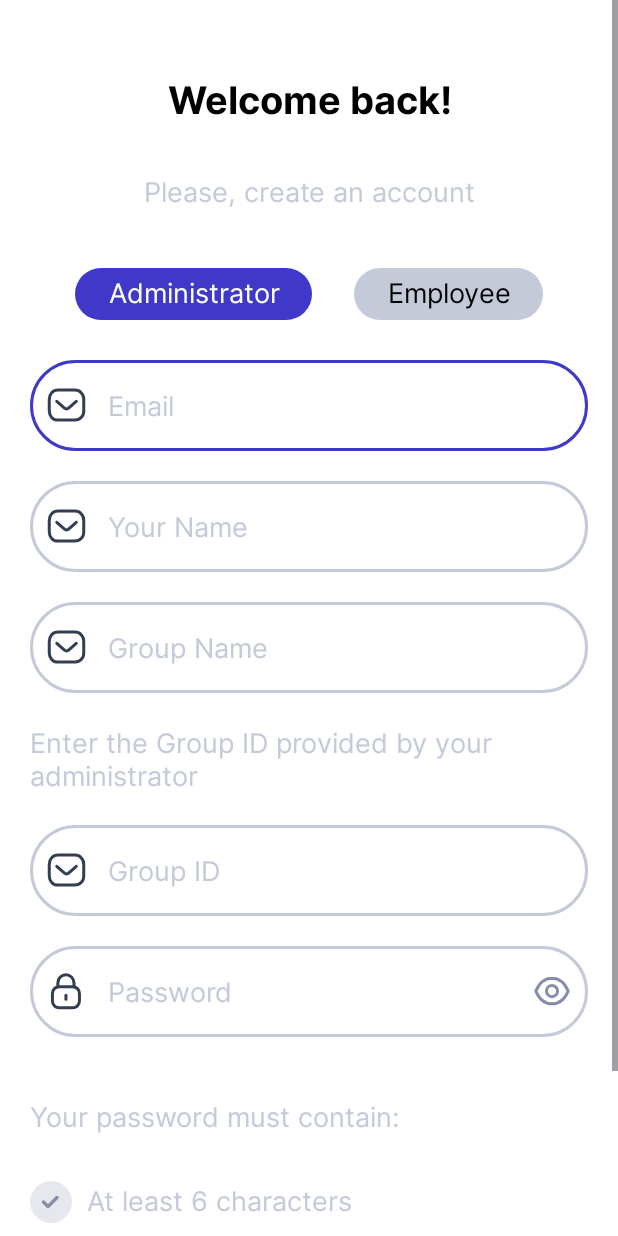
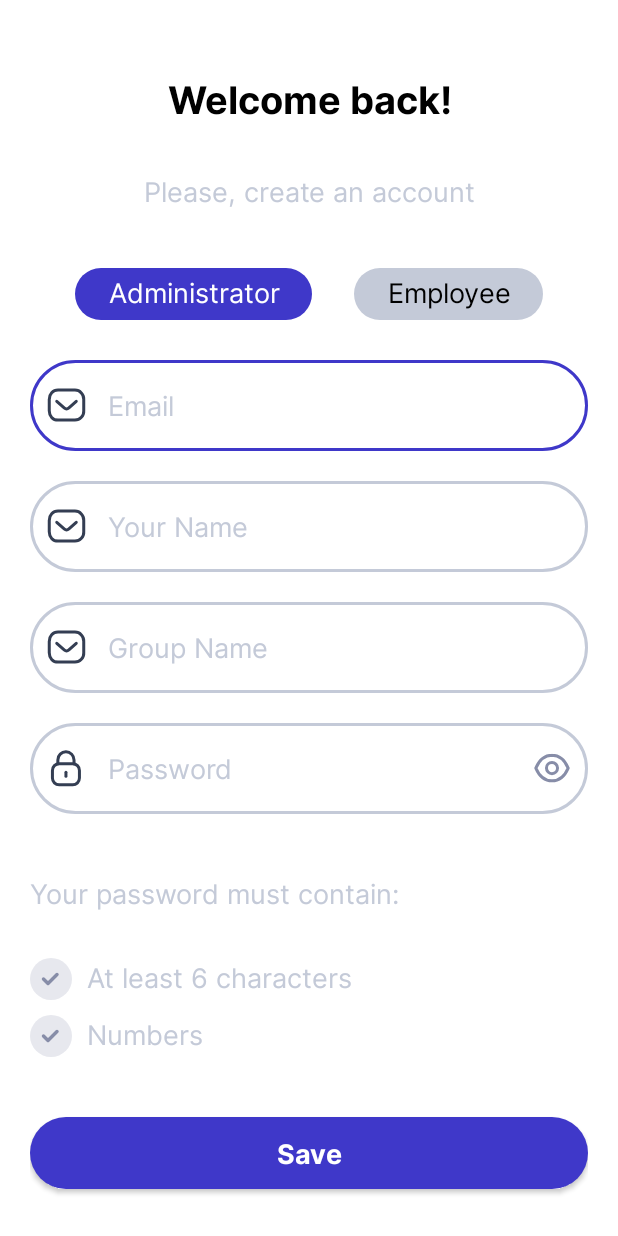
Before and after one commit to dyshko-taras/tg_TaskFlow, an Android app: the RegistrationActivity screen opened directly, with no data from a screen before it, on a phone screen of 412 x 824 dp. Run offline under Robolectric (Android 15) with nearby library versions, the phone set to English and light mode, and no system bars.

Commit message:
Update RegistrationActivity

```diff
--- a/app/src/main/java/com/student/taskflow/ui/RegistrationActivity.kt
+++ b/app/src/main/java/com/student/taskflow/ui/RegistrationActivity.kt
@@ -27,16 +27,38 @@ class RegistrationActivity : AppCompatActivity() {
         binding = ActivityRegistrationBinding.inflate(layoutInflater)
         setContentView(binding.root)
 
+        setupUI()
         setListener()
     }
 
+    private fun setupUI() {
+        configureUIForRole(isAdmin = true)
+    }
+
     private fun setListener() {
+        binding.chipGroup.setOnCheckedStateChangeListener { _, checkedIds ->
+            if (checkedIds.isNotEmpty()) {
+                var checkedId = checkedIds[0] // Get the first checked ID
+                when (checkedId) {
+                    R.id.chipAdmin -> configureUIForRole(isAdmin = true)
+                    R.id.chipEmployee -> configureUIForRole(isAdmin = false)
+                }
+            }
+        }
+
         binding.textInputLayoutEmail.setEndIconOnClickListener {
             navigateToAuthorization()
         }
 
         binding.textInputEditTextPassword.addTextChangedListener(object : TextWatcher {
-            override fun beforeTextChanged(s: CharSequence?, start: Int, count: Int, after: Int) {}
+            override fun beforeTextChanged(
+                s: CharSequence?,
+                start: Int,
+                count: Int,
+                after: Int
+            ) {
+            }
+
             override fun onTextChanged(s: CharSequence?, start: Int, before: Int, count: Int) {
                 val text = s.toString()
                 val colorGrey = ContextCompat.getColor(binding.root.context, R.color.grey)
@@ -49,7 +71,10 @@ class RegistrationActivity : AppCompatActivity() {
 
                 binding.tvPasswordNumbers.setTextColor(if (text.containsDigit()) colorBlack else colorGrey)
                 binding.tvPasswordNumbers.setCompoundDrawablesWithIntrinsicBounds(
-                    if (text.containsDigit()) R.drawable.ic_right else R.drawable.ic_false, 0, 0, 0
+                    if (text.containsDigit()) R.drawable.ic_right else R.drawable.ic_false,
+                    0,
+                    0,
+                    0
                 )
             }
 
@@ -61,7 +86,8 @@ class RegistrationActivity : AppCompatActivity() {
             var password = binding.textInputEditTextPassword.text.toString()
             var isValidEmail = NetworkUtils.validateEmail(email)
             var isValidPassword = password.length >= 6 && password.containsDigit()
-            var isInternetAvailable = NetworkUtils.isInternetAvailable(this@RegistrationActivity)
+            var isInternetAvailable =
+                NetworkUtils.isInternetAvailable(this@RegistrationActivity)
 
             if (!isInternetAvailable) {
                 Toast.makeText(
@@ -76,13 +102,13 @@ class RegistrationActivity : AppCompatActivity() {
                 registerWithEmailAndPassword(email, password)
             } else if (!isValidEmail) {
                 Toast.makeText(
-                    this@RegistrationActivity,
+                    this,
                     "Please enter a valid email address.",
                     Toast.LENGTH_LONG
                 ).show()
             } else {
                 Toast.makeText(
-                    this@RegistrationActivity,
+                    this,
                     "Your password must contain at least 6 characters and a number.",
                     Toast.LENGTH_LONG
                 ).show()
@@ -129,4 +155,12 @@ class RegistrationActivity : AppCompatActivity() {
         binding.dimBackground.visibility = View.GONE
         binding.progressBar.visibility = View.GONE
     }
+
+    private fun configureUIForRole(isAdmin: Boolean) {
+        binding.tvGroupId.visibility = if (isAdmin) View.GONE else View.VISIBLE
+        binding.textInputLayoutGroupId.visibility = if (isAdmin) View.GONE else View.VISIBLE
+        binding.textInputEditTextGroupId.visibility = if (isAdmin) View.GONE else View.VISIBLE
+        binding.textInputLayoutGroupName.visibility = if (isAdmin) View.VISIBLE else View.GONE
+        binding.textInputEditTextGroupName.visibility = if (isAdmin) View.VISIBLE else View.GONE
+    }
 }
--- a/app/src/main/res/layout/activity_authorization.xml
+++ b/app/src/main/res/layout/activity_authorization.xml
@@ -32,6 +32,7 @@
             android:textAlignment="center" />
 
         <com.google.android.material.chip.ChipGroup
+            android:id="@+id/chipGroup"
             android:layout_width="wrap_content"
             android:layout_height="wrap_content"
             android:layout_gravity="center"
--- a/app/src/main/res/layout/activity_registration.xml
+++ b/app/src/main/res/layout/activity_registration.xml
@@ -41,6 +41,7 @@
                     android:textAlignment="center" />
 
                 <com.google.android.material.chip.ChipGroup
+                    android:id="@+id/chipGroup"
                     android:layout_width="wrap_content"
                     android:layout_height="wrap_content"
                     android:layout_gravity="center"
```
